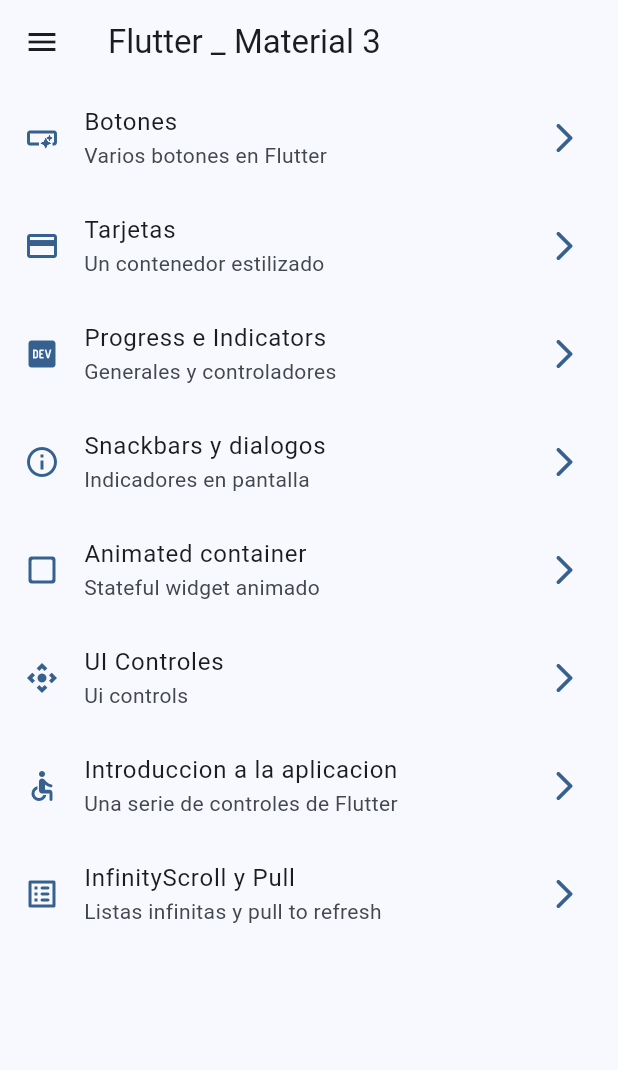
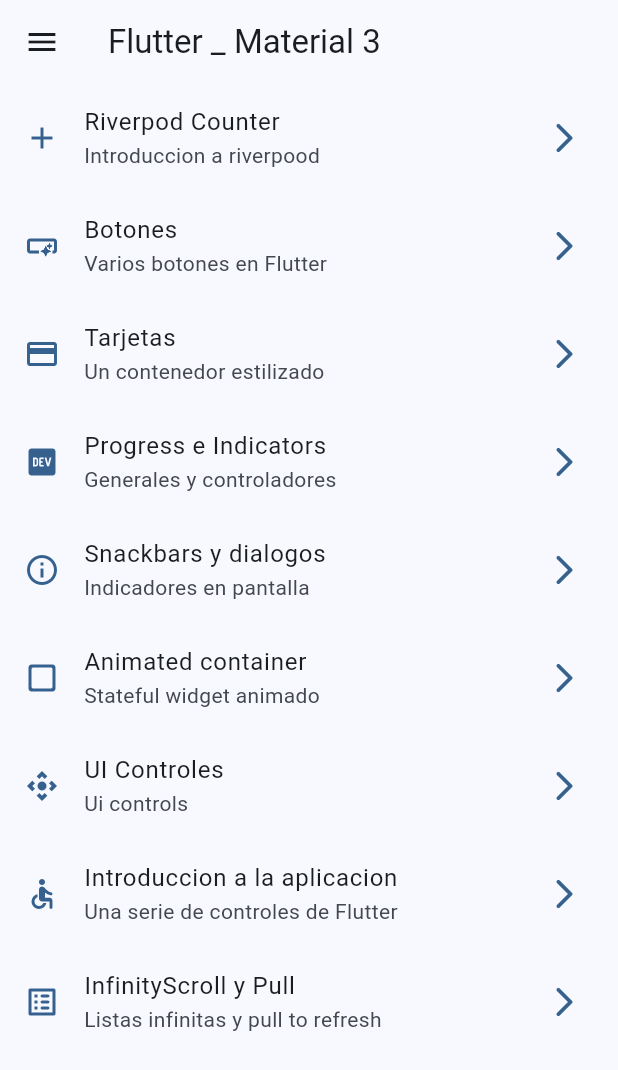
Before and after one commit to LuisCalleLazo/Widgets_App, a Flutter app: the screen it shows after launch, on a phone screen of 412 x 824 dp. Shown: the top 1070 px of the screen. Run offline on Flutter 3.47's test engine with Material 3 defaults, Android fonts, the phone set to English and light mode, and no system bars; our stand-ins replace animate_do, flutter_riverpod, go_router.

Commit message:
Riverpod Introduction

```diff
--- a/lib/config/menu/menu_items.dart
+++ b/lib/config/menu/menu_items.dart
@@ -15,6 +15,12 @@ class MenuItems {
 }
 
 const appMenuItems = <MenuItems>[
+  MenuItems(
+    title: 'Riverpod Counter',
+    subTitle: 'Introduccion a riverpood',
+    link: '/counter-river',
+    icon: Icons.add,
+  ),
   MenuItems(
     title: 'Botones',
     subTitle: 'Varios botones en Flutter',
--- a/lib/config/router/app_router.dart
+++ b/lib/config/router/app_router.dart
@@ -49,5 +49,10 @@ final appRouter = GoRouter(
       name: InfiniteScrollScreen.name,
       builder: (context, state) => const InfiniteScrollScreen(),
     ),
+    GoRoute(
+      path: '/counter-river',
+      name: CounterScreen.name,
+      builder: (context, state) => const CounterScreen(),
+    ),
   ],
 );
--- /dev/null
+++ b/lib/presentation/provider/counter_provider.dart
@@ -0,0 +1,3 @@
+import 'package:flutter_riverpod/flutter_riverpod.dart';
+
+final counterProvider = StateProvider((ref) => 5);
--- /dev/null
+++ b/lib/presentation/provider/theme_provider.dart
@@ -0,0 +1,3 @@
+import 'package:flutter_riverpod/flutter_riverpod.dart';
+
+final isDarkProvider = StateProvider((ref) => false);
--- a/lib/presentation/screens/screens.dart
+++ b/lib/presentation/screens/screens.dart
@@ -1,7 +1,9 @@
+
 export 'package:widgets_app/presentation/screens/animated/animated_screen.dart';
 export 'package:widgets_app/presentation/screens/app_tutorial/app_tutorial_screen.dart';
 export 'package:widgets_app/presentation/screens/buttons/buttons_screen.dart';
 export 'package:widgets_app/presentation/screens/cards/cards_screen.dart';
+export 'package:widgets_app/presentation/screens/counter/counter_screen.dart';
 export 'package:widgets_app/presentation/screens/home/home_screen.dart';
 export 'package:widgets_app/presentation/screens/infinite_scroll/infinite_scroll_screen.dart';
 export 'package:widgets_app/presentation/screens/progress/progress_screen.dart';
--- a/pubspec.yaml
+++ b/pubspec.yaml
@@ -10,6 +10,7 @@ dependencies:
   animate_do: ^3.3.4
   flutter:
     sdk: flutter
+  flutter_riverpod: ^2.5.1
   go_router: ^14.2.1
 
 dev_dependencies:
```
Also changed, not shown: lib/main.dart (+6 -1 lines), lib/presentation/screens/counter/counter_screen.dart (added, +44 -0 lines), pubspec.lock.
